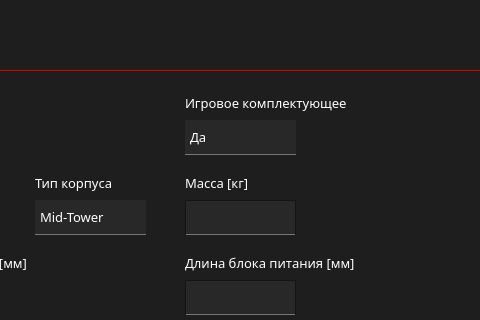
Above: ui/add/addChBodyWidg.ui from marginalprog/git_pcconf before the change; both pictures show x 305 to 785 and y 0 to 320 of the 878 by 602 pixel window. Below: the same form after it.
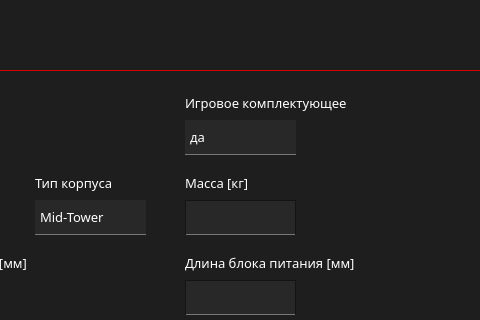
That is the form after the change. Icons and pictures are not drawn.

Diff of the .ui file:
```diff
--- a/ui/add/addChBodyWidg.ui
+++ b/ui/add/addChBodyWidg.ui
@@ -1048,7 +1048,7 @@
    </property>
    <item>
     <property name="text">
-     <string>Да</string>
+     <string>да</string>
     </property>
    </item>
    <item>
```
Left out of the diff: 2 changed lines with no effect on the pictures.
